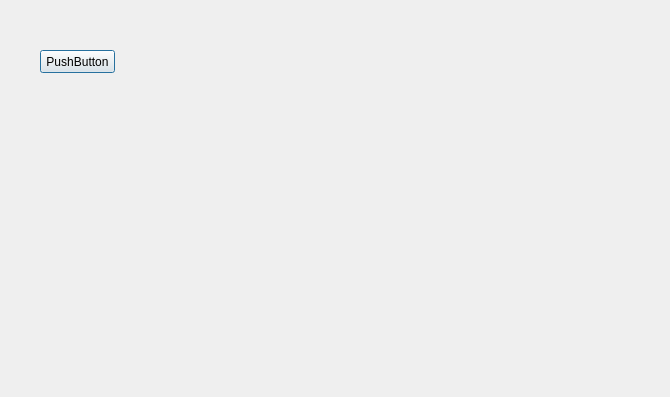
The window that MainWindow.ui (Lunc312/Audio-player) describes before a commit, drawn with Qt 5.
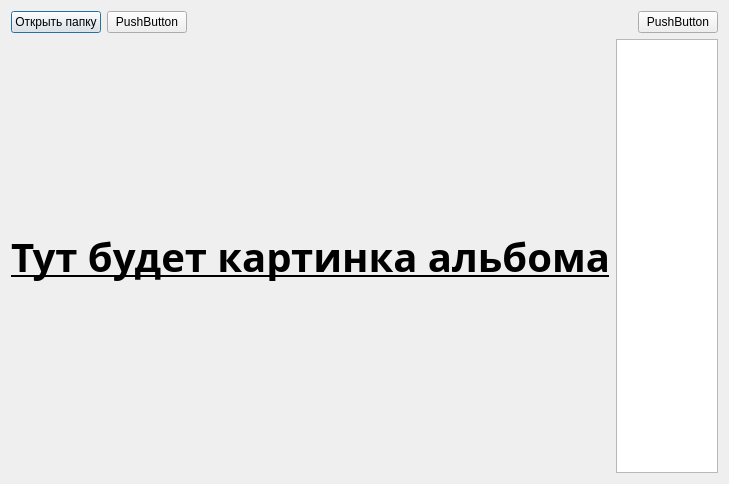
The same window after the commit.

Commit message: New design, fix README

The edit to the form file:
```diff
--- a/MainWindow.ui
+++ b/MainWindow.ui
@@ -6,26 +6,83 @@
    <rect>
     <x>0</x>
     <y>0</y>
-    <width>670</width>
-    <height>397</height>
+    <width>729</width>
+    <height>484</height>
    </rect>
   </property>
   <property name="windowTitle">
    <string>Dialog</string>
   </property>
-  <widget class="QPushButton" name="pushButton">
-   <property name="geometry">
-    <rect>
-     <x>40</x>
-     <y>50</y>
-     <width>75</width>
-     <height>23</height>
-    </rect>
-   </property>
-   <property name="text">
-    <string>PushButton</string>
-   </property>
-  </widget>
+  <property name="sizeGripEnabled">
+   <bool>false</bool>
+  </property>
+  <layout class="QGridLayout" name="gridLayout">
+   <item row="1" column="1" alignment="Qt::AlignRight">
+    <widget class="QListView" name="listView_songs"/>
+   </item>
+   <item row="1" column="0">
+    <widget class="QLabel" name="label">
+     <property name="font">
+      <font>
+       <family>Century Gothic</family>
+       <pointsize>30</pointsize>
+       <weight>75</weight>
+       <italic>false</italic>
+       <bold>true</bold>
+       <underline>true</underline>
+       <strikeout>false</strikeout>
+      </font>
+     </property>
+     <property name="layoutDirection">
+      <enum>Qt::LeftToRight</enum>
+     </property>
+     <property name="text">
+      <string>Тут будет картинка альбома</string>
+     </property>
+     <property name="alignment">
+      <set>Qt::AlignCenter</set>
+     </property>
+    </widget>
+   </item>
+   <item row="0" column="0" colspan="2">
+    <layout class="QHBoxLayout" name="horizontalLayout_topMenu">
+     <item>
+      <widget class="QPushButton" name="pushButton_openf">
+       <property name="text">
+        <string>Открыть папку</string>
+       </property>
+      </widget>
+     </item>
+     <item>
+      <widget class="QPushButton" name="pushButton_2">
+       <property name="text">
+        <string>PushButton</string>
+       </property>
+      </widget>
+     </item>
+     <item>
+      <spacer name="horizontalSpacer_topMenu">
+       <property name="orientation">
+        <enum>Qt::Horizontal</enum>
+       </property>
+       <property name="sizeHint" stdset="0">
+        <size>
+         <width>40</width>
+         <height>20</height>
+        </size>
+       </property>
+      </spacer>
+     </item>
+     <item>
+      <widget class="QPushButton" name="pushButton_3">
+       <property name="text">
+        <string>PushButton</string>
+       </property>
+      </widget>
+     </item>
+    </layout>
+   </item>
+  </layout>
  </widget>
  <resources/>
  <connections/>
```
The commit also changes 3 other files.
